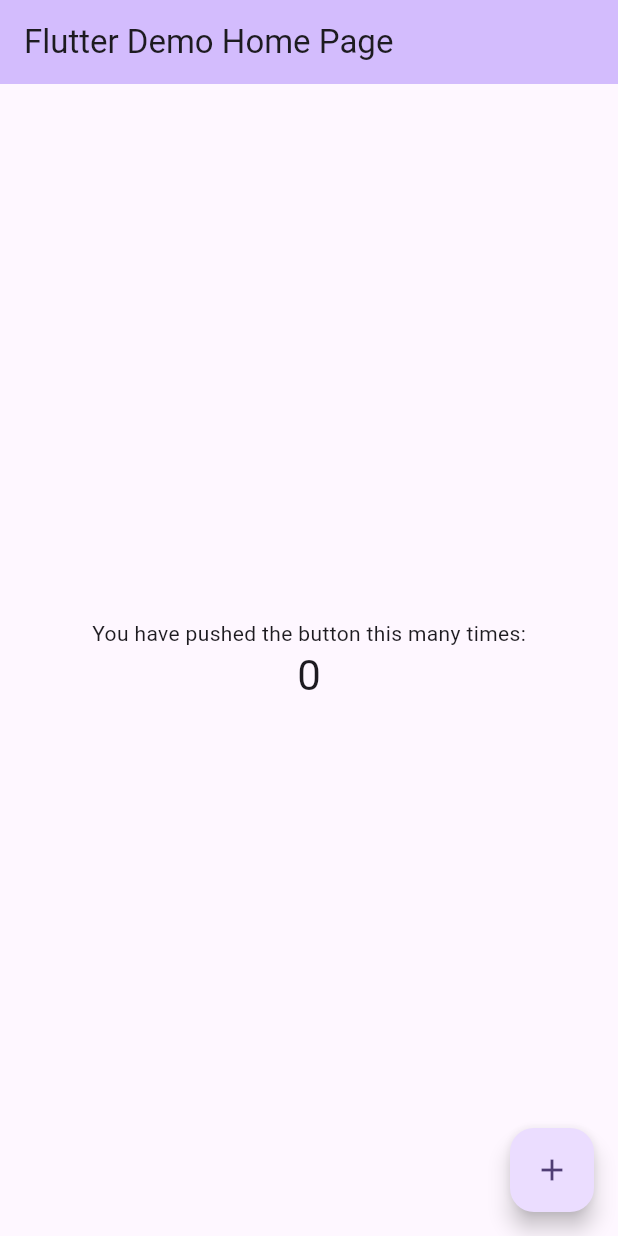
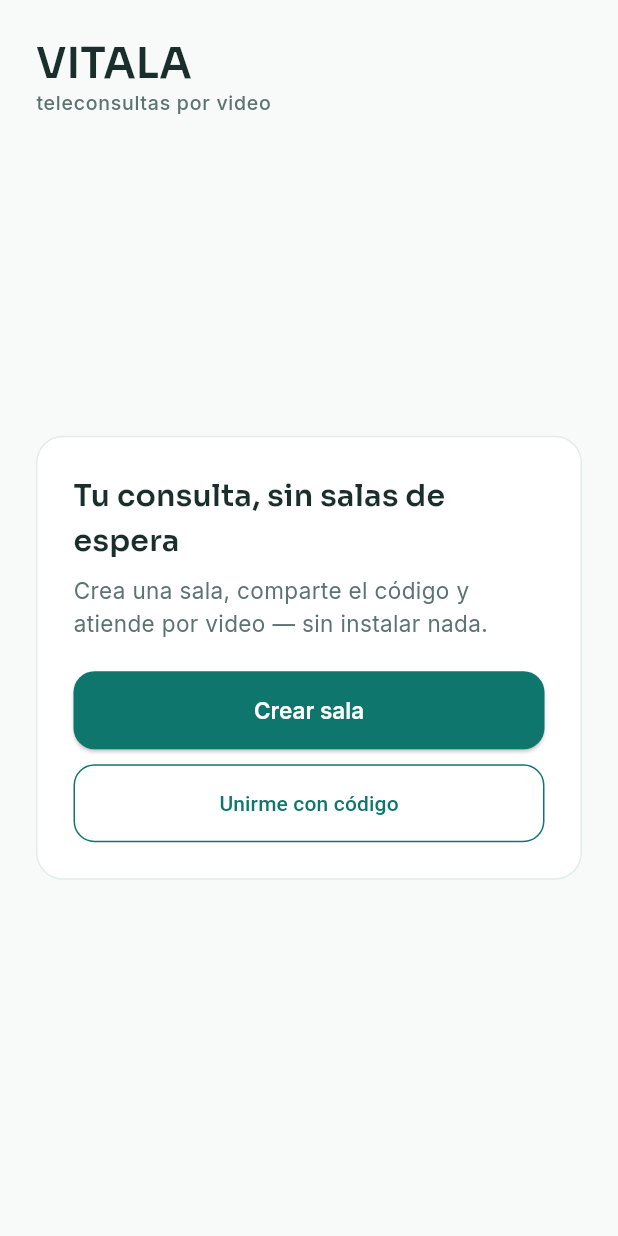
Before and after one commit to beto-dt/vitala, a Flutter app: the screen it shows after launch, on a phone screen of 412 x 824 dp. Run offline on Flutter 3.47's test engine with Material 3 defaults, Android fonts, the phone set to English and light mode, and no system bars; our stand-ins replace google_fonts.

Commit message:
feat: Vitala theme - medical teal palette, Sora/Inter, home skeleton

```diff
--- a/lib/main.dart
+++ b/lib/main.dart
@@ -1,121 +1,83 @@
 import 'package:flutter/material.dart';
+import 'theme/colors.dart';
+import 'theme/theme.dart';
 
 void main() {
-  runApp(const MyApp());
+  runApp(const VitalaApp());
 }
 
-class MyApp extends StatelessWidget {
-  const MyApp({super.key});
+class VitalaApp extends StatelessWidget {
+  const VitalaApp({super.key});
 
-  // This widget is the root of your application.
   @override
   Widget build(BuildContext context) {
     return MaterialApp(
-      title: 'Flutter Demo',
-      theme: ThemeData(
-        // This is the theme of your application.
-        //
-        // TRY THIS: Try running your application with "flutter run". You'll see
-        // the application has a purple toolbar. Then, without quitting the app,
-        // try changing the seedColor in the colorScheme below to Colors.green
-        // and then invoke "hot reload" (save your changes or press the "hot
-        // reload" button in a Flutter-supported IDE, or press "r" if you used
-        // the command line to start the app).
-        //
-        // Notice that the counter didn't reset back to zero; the application
-        // state is not lost during the reload. To reset the state, use hot
-        // restart instead.
-        //
-        // This works for code too, not just values: Most code changes can be
-        // tested with just a hot reload.
-        colorScheme: .fromSeed(seedColor: Colors.deepPurple),
-      ),
-      home: const MyHomePage(title: 'Flutter Demo Home Page'),
+      title: 'Vitala — teleconsultas',
+      theme: vitalaTheme(),
+      debugShowCheckedModeBanner: false,
+      home: const HomeScreen(),
     );
   }
 }
 
-class MyHomePage extends StatefulWidget {
-  const MyHomePage({super.key, required this.title});
-
-  // This widget is the home page of your application. It is stateful, meaning
-  // that it has a State object (defined below) that contains fields that affect
-  // how it looks.
-
-  // This class is the configuration for the state. It holds the values (in this
-  // case the title) provided by the parent (in this case the App widget) and
-  // used by the build method of the State. Fields in a Widget subclass are
-  // always marked "final".
-
-  final String title;
-
-  @override
-  State<MyHomePage> createState() => _MyHomePageState();
-}
-
-class _MyHomePageState extends State<MyHomePage> {
-  int _counter = 0;
-
-  void _incrementCounter() {
-    setState(() {
-      // This call to setState tells the Flutter framework that something has
-      // changed in this State, which causes it to rerun the build method below
-      // so that the display can reflect the updated values. If we changed
-      // _counter without calling setState(), then the build method would not be
-      // called again, and so nothing would appear to happen.
-      _counter++;
-    });
-  }
+class HomeScreen extends StatelessWidget {
+  const HomeScreen({super.key});
 
   @override
   Widget build(BuildContext context) {
-    // This method is rerun every time setState is called, for instance as done
-    // by the _incrementCounter method above.
-    //
-    // The Flutter framework has been optimized to make rerunning build methods
-    // fast, so that you can just rebuild anything that needs updating rather
-    // than having to individually change instances of widgets.
+    final text = Theme.of(context).textTheme;
     return Scaffold(
-      appBar: AppBar(
-        // TRY THIS: Try changing the color here to a specific color (to
-        // Colors.amber, perhaps?) and trigger a hot reload to see the AppBar
-        // change color while the other colors stay the same.
-        backgroundColor: Theme.of(context).colorScheme.inversePrimary,
-        // Here we take the value from the MyHomePage object that was created by
-        // the App.build method, and use it to set our appbar title.
-        title: Text(widget.title),
+      body: SafeArea(
+        child: Padding(
+          padding: const EdgeInsets.all(24),
+          child: Column(
+            crossAxisAlignment: CrossAxisAlignment.start,
+            children: [
+              Text('VITALA', style: text.headlineMedium),
+              Text('teleconsultas por video', style: text.labelMedium),
+              const Spacer(),
+              Container(
+                width: double.infinity,
+                padding: const EdgeInsets.all(24),
+                decoration: BoxDecoration(
+                  color: VitalaColors.surface,
+                  borderRadius: BorderRadius.circular(18),
+                  border: Border.all(color: VitalaColors.line),
                 ),
-      body: Center(
-        // Center is a layout widget. It takes a single child and positions it
-        // in the middle of the parent.
                 child: Column(
-          // Column is also a layout widget. It takes a list of children and
-          // arranges them vertically. By default, it sizes itself to fit its
-          // children horizontally, and tries to be as tall as its parent.
-          //
-          // Column has various properties to control how it sizes itself and
-          // how it positions its children. Here we use mainAxisAlignment to
-          // center the children vertically; the main axis here is the vertical
-          // axis because Columns are vertical (the cross axis would be
-          // horizontal).
-          //
-          // TRY THIS: Invoke "debug painting" (choose the "Toggle Debug Paint"
-          // action in the IDE, or press "p" in the console), to see the
-          // wireframe for each widget.
-          mainAxisAlignment: .center,
+                  crossAxisAlignment: CrossAxisAlignment.start,
                   children: [
-            const Text('You have pushed the button this many times:'),
+                    Text('Tu consulta, sin salas de espera',
+                        style: text.titleMedium),
+                    const SizedBox(height: 8),
                     Text(
-              '$_counter',
-              style: Theme.of(context).textTheme.headlineMedium,
+                      'Crea una sala, comparte el código y atiende por video — sin instalar nada.',
+                      style: text.bodyMedium!.copyWith(color: VitalaColors.inkSoft),
+                    ),
+                    const SizedBox(height: 20),
+                    ElevatedButton(
+                      onPressed: () {},
+                      child: const Text('Crear sala'),
+                    ),
+                    const SizedBox(height: 10),
+                    OutlinedButton(
+                      onPressed: () {},
+                      style: OutlinedButton.styleFrom(
+                        minimumSize: const Size.fromHeight(52),
+                        side: const BorderSide(color: VitalaColors.teal),
+                        foregroundColor: VitalaColors.teal,
+                        shape: RoundedRectangleBorder(
+                            borderRadius: BorderRadius.circular(14)),
+                      ),
+                      child: const Text('Unirme con código'),
                     ),
                   ],
                 ),
               ),
-      floatingActionButton: FloatingActionButton(
-        onPressed: _incrementCounter,
-        tooltip: 'Increment',
-        child: const Icon(Icons.add),
+              const Spacer(),
+            ],
+          ),
+        ),
       ),
     );
   }
--- /dev/null
+++ b/lib/theme/colors.dart
@@ -0,0 +1,14 @@
+import 'package:flutter/material.dart';
+
+/// Vitala palette: deep medical teal over mist white.
+abstract class VitalaColors {
+  static const mist = Color(0xFFF7FAF9); // background
+  static const teal = Color(0xFF0F766E); // primary (buttons, emphasis)
+  static const tealDark = Color(0xFF0B5D57); // pressed/hover
+  static const tealSoft = Color(0xFFDCEFEC); // tinted surfaces, chips
+  static const ink = Color(0xFF1A2E2B); // text
+  static const inkSoft = Color(0xFF5C7370); // secondary text
+  static const surface = Color(0xFFFFFFFF); // cards
+  static const line = Color(0xFFE2ECEA); // borders
+  static const danger = Color(0xFFD9534F); // end call
+}
--- /dev/null
+++ b/lib/theme/theme.dart
@@ -0,0 +1,39 @@
+import 'package:flutter/material.dart';
+import 'package:google_fonts/google_fonts.dart';
+import 'colors.dart';
+
+ThemeData vitalaTheme() {
+  final base = ThemeData(
+    useMaterial3: true,
+    colorScheme: ColorScheme.fromSeed(
+      seedColor: VitalaColors.teal,
+      primary: VitalaColors.teal,
+      surface: VitalaColors.surface,
+      onSurface: VitalaColors.ink,
+      error: VitalaColors.danger,
+    ),
+    scaffoldBackgroundColor: VitalaColors.mist,
+  );
+
+  return base.copyWith(
+    textTheme: base.textTheme.copyWith(
+      headlineMedium: GoogleFonts.sora(
+          fontSize: 28, fontWeight: FontWeight.w600, color: VitalaColors.ink),
+      titleMedium: GoogleFonts.sora(
+          fontSize: 20, fontWeight: FontWeight.w600, color: VitalaColors.ink),
+      bodyMedium: GoogleFonts.inter(
+          fontSize: 15, height: 1.45, color: VitalaColors.ink),
+      labelMedium: GoogleFonts.inter(
+          fontSize: 13, fontWeight: FontWeight.w500, color: VitalaColors.inkSoft),
+    ),
+    elevatedButtonTheme: ElevatedButtonThemeData(
+      style: ElevatedButton.styleFrom(
+        backgroundColor: VitalaColors.teal,
+        foregroundColor: Colors.white,
+        minimumSize: const Size.fromHeight(52),
+        shape: RoundedRectangleBorder(borderRadius: BorderRadius.circular(14)),
+        textStyle: GoogleFonts.inter(fontSize: 15, fontWeight: FontWeight.w600),
+      ),
+    ),
+  );
+}
--- a/pubspec.yaml
+++ b/pubspec.yaml
@@ -34,6 +34,7 @@ dependencies:
   # The following adds the Cupertino Icons font to your application.
   # Use with the CupertinoIcons class for iOS style icons.
   cupertino_icons: ^1.0.8
+  google_fonts: ^6.2.1
 
 dev_dependencies:
   flutter_test:
```
Also changed, not shown: pubspec.lock. Lines whose indentation alone changed are shown as unchanged.
